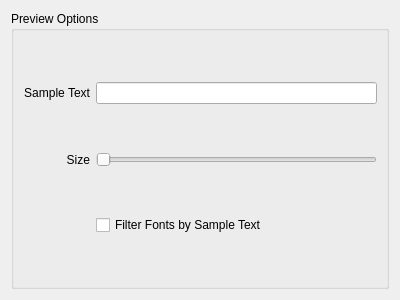
Old version of the form UI-Qt/QXFontListOptionsWidget.ui in the repository frinkr/FontViewer.
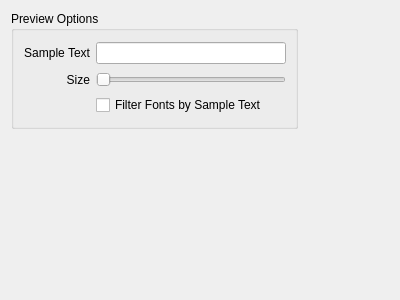
New version of the form.

Diff of the .ui file:
```diff
--- a/UI-Qt/QXFontListOptionsWidget.ui
+++ b/UI-Qt/QXFontListOptionsWidget.ui
@@ -13,9 +13,15 @@
   <property name="windowTitle">
    <string>Form</string>
   </property>
-  <layout class="QVBoxLayout" name="verticalLayout">
-   <item>
     <widget class="QGroupBox" name="previewSettingsGoupBox">
+   <property name="geometry">
+    <rect>
+     <x>11</x>
+     <y>11</y>
+     <width>287</width>
+     <height>118</height>
+    </rect>
+   </property>
      <property name="title">
       <string>Preview Options</string>
      </property>
@@ -65,8 +71,6 @@
       </item>
      </layout>
     </widget>
-   </item>
-  </layout>
  </widget>
  <resources/>
  <connections/>
```
Lines whose indentation alone changed are shown as unchanged.
